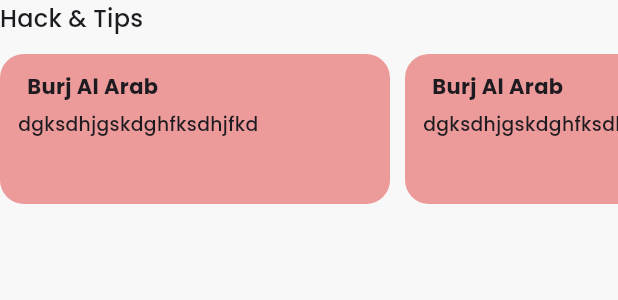
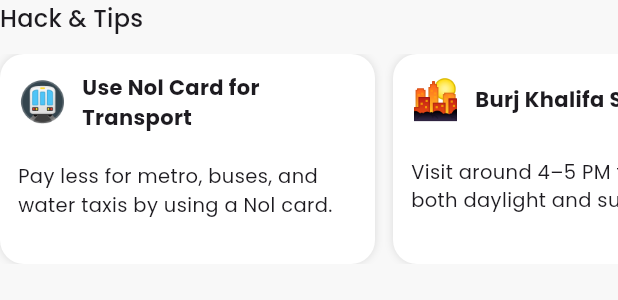
Before and after one commit to carovicfilip/dubai_trip_planner_2025, a Flutter app: the HackAndTips widget shown alone on an empty page, opened directly, on a phone screen of 412 x 824 dp. Shown: the top 300 px of the screen. Run offline on Flutter 3.47's test engine with Material 3 defaults, Android fonts, the light colour scheme and no system bars; our stand-ins replace flutter_bloc, flutter_svg, google_fonts, google_maps_flutter; network calls fail.

Commit message:
Progress 8

```diff
--- a/lib/core/widgets/hack_and_tips.dart
+++ b/lib/core/widgets/hack_and_tips.dart
@@ -1,30 +1,85 @@
-import 'package:dubai_trip_planner_2025/features/explore/ui/widgets/hack_and_tips_card.dart';
+// lib/core/widgets/hack_and_tips.dart
 import 'package:flutter/material.dart';
+import '../../../features/explore/ui/widgets/hack_and_tips_card.dart';
 
 class HackAndTips extends StatelessWidget {
   const HackAndTips({super.key});
 
   @override
   Widget build(BuildContext context) {
+    final List<Map<String, String>> tips = [
+      {
+        "emoji": "🚇",
+        "title": "Use Nol Card for Transport",
+        "description": "Pay less for metro, buses, and water taxis by using a Nol card."
+      },
+      {
+        "emoji": "🌇",
+        "title": "Burj Khalifa Sunset View",
+        "description": "Visit around 4–5 PM to catch both daylight and sunset views."
+      },
+      {
+        "emoji": "💧",
+        "title": "Stay Hydrated",
+        "description": "Dubai heat is intense! Always carry water while exploring."
+      },
+      {
+        "emoji": "🏜️",
+        "title": "Book Desert Safari Early",
+        "description": "Book online in advance to get better deals and avoid scams."
+      },
+      {
+        "emoji": "🚖",
+        "title": "Use Careem App",
+        "description": "Cheaper than Uber and better tailored for Dubai."
+      },
+      {
+        "emoji": "🕌",
+        "title": "Respect Dress Code",
+        "description": "Wear modest clothes in malls and religious places."
+      },
+      {
+        "emoji": "💰",
+        "title": "Bargain in Gold Souk",
+        "description": "Negotiating is expected. Don't accept the first price!"
+      },
+      {
+        "emoji": "📅",
+        "title": "Plan for Friday Weekend",
+        "description": "Friday and Saturday are weekends in Dubai, not Saturday-Sunday."
+      },
+      {
+        "emoji": "🛍️",
+        "title": "Ask for Tax-Free Shopping",
+        "description": "Get VAT refunds at the airport with a tax-free receipt."
+      },
+      {
+        "emoji": "⛵",
+        "title": "Ride an Abra",
+        "description": "Cross Dubai Creek for 1 AED on a traditional wooden boat."
+      },
+    ];
+
     return Column(
       crossAxisAlignment: CrossAxisAlignment.start,
       children: [
         Text("Hack & Tips", style: Theme.of(context).textTheme.titleMedium),
         const SizedBox(height: 12),
         SizedBox(
-          height: 100,
+          height: 140,
           child: ListView.builder(
             scrollDirection: Axis.horizontal,
-            itemCount: 5,
+            itemCount: tips.length,
             itemBuilder: (context, index) {
+              final tip = tips[index];
               return HackAndTipsCard(
-                title: 'Burj Al Arab',
-                description: "dgksdhjgskdghfksdhjfkd", emoji: '',
+                emoji: tip["emoji"]!,
+                title: tip["title"]!,
+                description: tip["description"]!,
               );
             },
           ),
         ),
-
       ],
     );
   }
--- a/lib/core/widgets/nearby_places_section.dart
+++ b/lib/core/widgets/nearby_places_section.dart
@@ -4,13 +4,20 @@
 import 'package:flutter/material.dart';
 
 class NearbyPlacesSection extends StatelessWidget {
-  const NearbyPlacesSection({super.key});
+  final bool isCategoryScreen;
+
+  const NearbyPlacesSection({
+    super.key,
+    this.isCategoryScreen = false,
+  });
 
   @override
   Widget build(BuildContext context) {
     return Column(
       crossAxisAlignment: CrossAxisAlignment.start,
       children: [
+
+        if (!isCategoryScreen)
         Text("Nearby Places", style: Theme.of(context).textTheme.titleMedium),
         const SizedBox(height: 12),
         SizedBox(
--- a/lib/core/widgets/weather_forecast_section.dart
+++ b/lib/core/widgets/weather_forecast_section.dart
@@ -49,7 +49,9 @@
                     margin: const EdgeInsets.symmetric(horizontal: 8),
                     padding: const EdgeInsets.all(2),
                     decoration: BoxDecoration(
-                      color: Colors.blue.shade50,
+                       color:  Color(0xFFEEF8FF),
+
+                       // Colors.blue.shade50,
                       borderRadius: BorderRadius.circular(12),
                     ),
                     child: Column(
--- a/lib/features/categories/ui/categories_screen.dart
+++ b/lib/features/categories/ui/categories_screen.dart
@@ -54,7 +54,7 @@
                   ),
                 ),
                 const SizedBox(height: 8),
-                const NearbyPlacesSection(),
+                const NearbyPlacesSection(isCategoryScreen: true),
               ],
             ),
           );
--- a/lib/features/explore/ui/widgets/hack_and_tips_card.dart
+++ b/lib/features/explore/ui/widgets/hack_and_tips_card.dart
@@ -15,45 +15,34 @@
   @override
   Widget build(BuildContext context) {
     return Container(
-      width: 260,
-      margin: const EdgeInsets.only(right: 10),
-      padding: const EdgeInsets.symmetric(horizontal: 12, vertical: 10),
+      width: 250,
+      margin: const EdgeInsets.only(right: 12),
+      padding: const EdgeInsets.all(12),
       decoration: BoxDecoration(
-        color: const Color(0xFFED9A9A),
+        color: Colors.white,
         borderRadius: BorderRadius.circular(16),
+        boxShadow: const [BoxShadow(color: Colors.black12, blurRadius: 4)],
       ),
       child: Column(
         crossAxisAlignment: CrossAxisAlignment.start,
+        mainAxisAlignment: MainAxisAlignment.start,
         children: [
           Row(
-            crossAxisAlignment: CrossAxisAlignment.center,
             children: [
-              Text(emoji, style: const TextStyle(fontSize: 16)),
-              const SizedBox(width: 6),
+              Text(emoji, style: const TextStyle(fontSize: 26)),
+              const SizedBox(width: 10),
               Expanded(
-                child: Text(
-                  title,
-                  overflow: TextOverflow.ellipsis,
-                  style: const TextStyle(
-                    fontWeight: FontWeight.bold,
-                    fontSize: 14,
-                  ),
-                ),
+                child: Text(title,
+                    style: const TextStyle(
+                        fontWeight: FontWeight.bold, fontSize: 14)),
               ),
             ],
           ),
-          const SizedBox(height: 6),
-          // Description bez Expanded
-          Text(
-            description,
-            overflow: TextOverflow.ellipsis,
-            maxLines: 2,
-            style: const TextStyle(
-              fontSize: 12.5,
-              height: 1.3,
-              fontWeight: FontWeight.w500,
-            ),
-          ),
+          const SizedBox(height: 20),
+          Text(description,
+              style: const TextStyle(fontSize: 13),
+              overflow: TextOverflow.ellipsis,
+              maxLines: 3),
         ],
       ),
     );
--- a/lib/features/explore/ui/widgets/nearby_place_card.dart
+++ b/lib/features/explore/ui/widgets/nearby_place_card.dart
@@ -21,9 +21,9 @@
       children: [
         Container(
           width: 180,
-          margin: const EdgeInsets.only(right: 16),
+          margin: const EdgeInsets.only(right: 20),
           decoration: BoxDecoration(
-            borderRadius: BorderRadius.circular(16),
+            borderRadius: BorderRadius.circular(12),
             image: const DecorationImage(
               image: NetworkImage(
                 'https://media.cntravellerme.com/photos/6532393cb5ada0792cba9dae/16:9/w_2240,c_limit/Palm%20West%20Beach.jpg',
--- a/lib/features/explore/ui/widgets/popular_place_card.dart
+++ b/lib/features/explore/ui/widgets/popular_place_card.dart
@@ -52,7 +52,7 @@
         ),
         Positioned(
           left: -20,
-          bottom: 0,
+          bottom: 10,
           child: Stack(
             children: [
               Text(
@@ -63,8 +63,8 @@
                   foreground: Paint()
                     ..shader = const LinearGradient(
                       colors: [
-                        Color(0xFFFF397B),
-                        Color(0xFFFFA726),
+                        Color(0xFF003398),
+                        Color(0xFFA3C8F8),
                       ],
                     ).createShader(const Rect.fromLTWH(0, 0, 120, 120))
                     ..style = PaintingStyle.stroke
```
